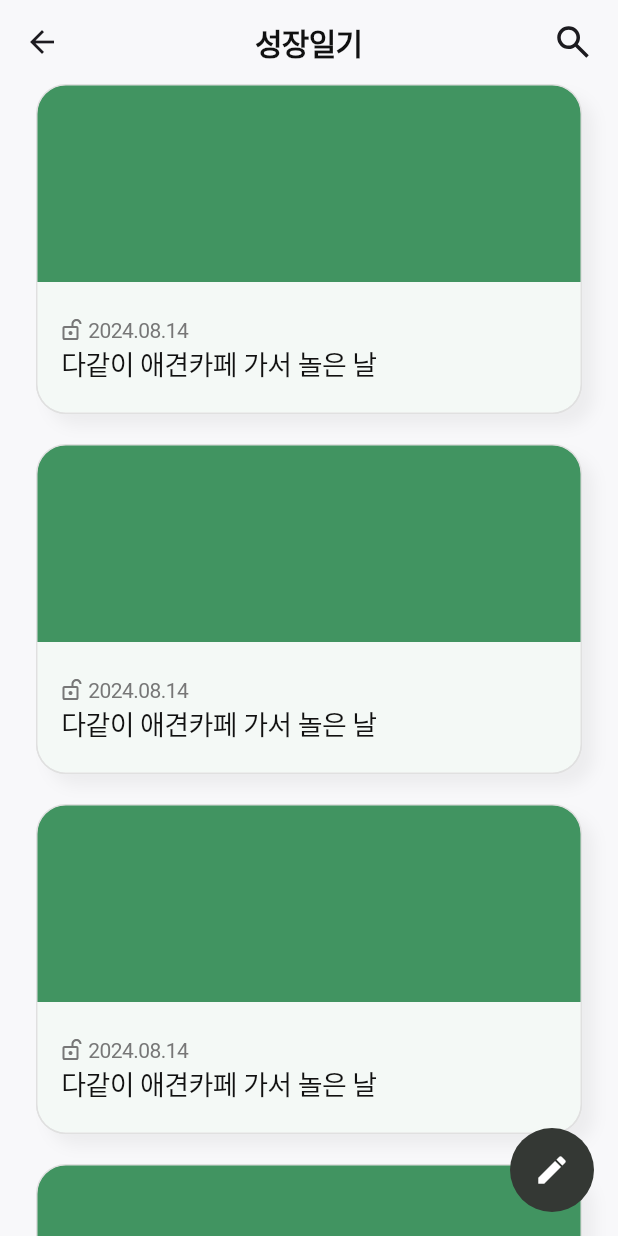
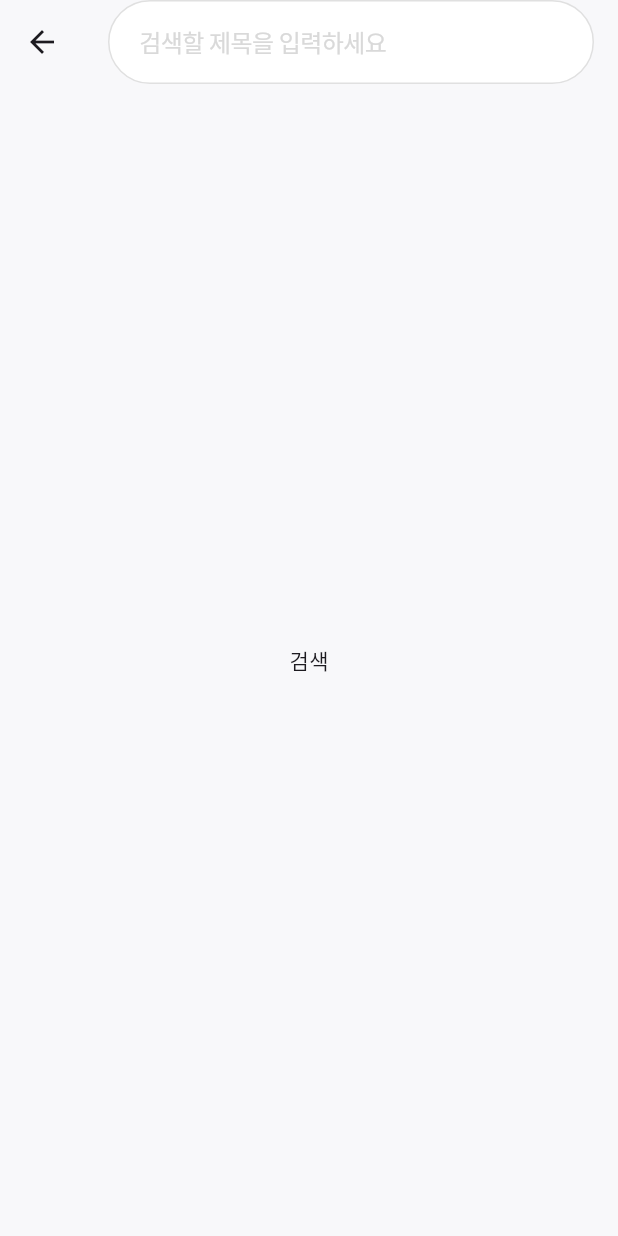
Before and after one commit to zzikbu/petdays, a Flutter app: the DiaryHomePage screen opened directly, after a tap on an icon or button, on a phone screen of 412 x 824 dp. Run offline on Flutter 3.47's test engine with Material 3 defaults, Android fonts, the light colour scheme and no system bars; our stand-ins replace flutter_svg; Roboto replaces fonts that are missing (Pretendard).

Commit message:
feat: 검색 페이지 UI 구현

```diff
--- a/lib/diary/diary_home_page.dart
+++ b/lib/diary/diary_home_page.dart
@@ -2,6 +2,7 @@ import 'package:flutter/material.dart';
 import 'package:flutter_svg/svg.dart';
 import 'package:pet_log/diary/diary_detail_page.dart';
 import 'package:pet_log/pallete.dart';
+import 'package:pet_log/search/search_page.dart';
 
 class DiaryHomePage extends StatelessWidget {
   const DiaryHomePage({super.key});
@@ -28,7 +29,12 @@ class DiaryHomePage extends StatelessWidget {
           Padding(
             padding: const EdgeInsets.only(right: 16),
             child: GestureDetector(
-              onTap: () {},
+              onTap: () {
+                Navigator.push(
+                  context,
+                  MaterialPageRoute(builder: (context) => SearchPage()),
+                );
+              },
               child: SvgPicture.asset('assets/icons/ic_magnifier.svg'),
             ),
           ),
--- /dev/null
+++ b/lib/search/search_page.dart
@@ -0,0 +1,57 @@
+import 'package:flutter/material.dart';
+import 'package:pet_log/pallete.dart';
+
+class SearchPage extends StatelessWidget {
+  const SearchPage({super.key});
+
+  @override
+  Widget build(BuildContext context) {
+    return Scaffold(
+      backgroundColor: Pallete.background,
+      appBar: AppBar(
+        backgroundColor: Pallete.background,
+        title: Container(
+          height: 56,
+          decoration: BoxDecoration(
+            color: Pallete.white,
+            borderRadius: BorderRadius.circular(32),
+            border: Border.all(
+              color: Pallete.feedBorder,
+              width: 1,
+            ),
+          ),
+          child: Center(
+            child: Padding(
+              padding: const EdgeInsets.only(left: 20),
+              child: TextField(
+                autocorrect: false,
+                enableSuggestions: false,
+                cursorColor: Pallete.subGreen,
+                style: TextStyle(
+                  fontFamily: 'Pretendard',
+                  fontWeight: FontWeight.w400,
+                  fontSize: 18,
+                  letterSpacing: -0.5,
+                ),
+                decoration: InputDecoration(
+                  border: InputBorder.none,
+                  hintText: '검색할 제목을 입력하세요',
+                  hintStyle: TextStyle(
+                    fontFamily: 'Pretendard',
+                    fontWeight: FontWeight.w400,
+                    fontSize: 16,
+                    letterSpacing: -0.4,
+                    color: Pallete.lightGray,
+                  ),
+                ),
+              ),
+            ),
+          ),
+        ),
+      ),
+      body: Center(
+        child: Text('검색'),
+      ),
+    );
+  }
+}
```
